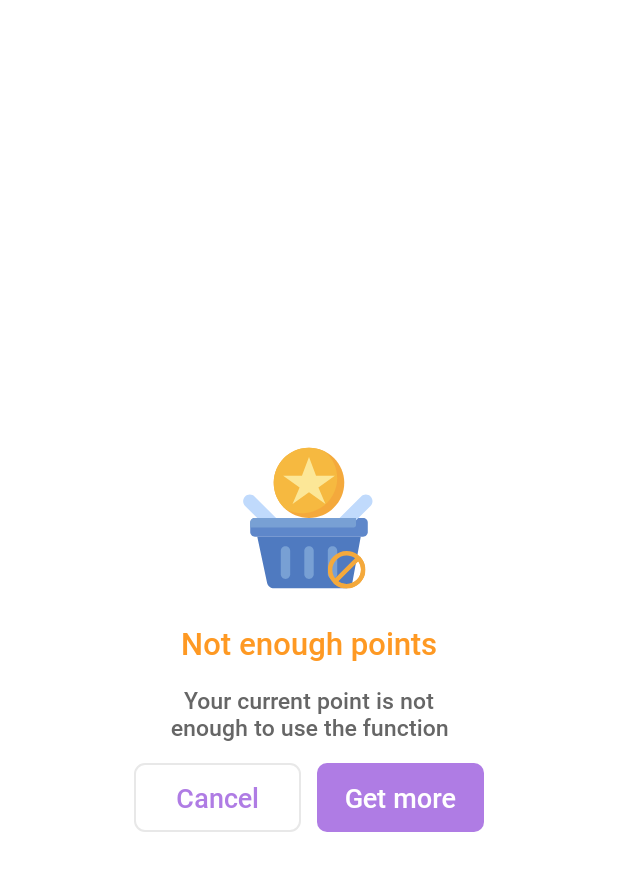
After one commit to meoit9x/product_fake_chat, an Android app: the layout dialog_enough_point.xml on its own in the app's theme, with its tools: preview values and no code run, on a phone screen of 412 x 824 dp. The commit adds this screen. Shown: the top 871 px of the screen. Run offline under Robolectric (Android 15) with nearby library versions, the phone set to English and light mode, and no system bars; Roboto replaces fonts that are not available here.

Commit message:
update coin

```diff
--- a/app/src/main/java/nat/pink/base/adapter/AdapterCoin.java
+++ b/app/src/main/java/nat/pink/base/adapter/AdapterCoin.java
@@ -78,6 +78,7 @@ public class AdapterCoin extends RecyclerView.Adapter<AdapterCoin.ViewHolder> {
         Matrix matrix = new Matrix();
         textShader.setLocalMatrix(matrix);
         binding.txtTotalCoin.getPaint().setShader(textShader);
+        binding.txtTotalCoin.setSelected(true);
     }
 
     @Override
--- /dev/null
+++ b/app/src/main/java/nat/pink/base/dialog/DialogEnoughPoints.java
@@ -0,0 +1,56 @@
+package nat.pink.base.dialog;
+
+import android.app.Dialog;
+import android.content.Context;
+import android.graphics.Color;
+import android.graphics.drawable.ColorDrawable;
+import android.os.Bundle;
+import android.view.Gravity;
+import android.view.ViewGroup;
+import android.view.Window;
+import android.view.WindowManager;
+
+import androidx.annotation.NonNull;
+import androidx.core.util.Consumer;
+import androidx.recyclerview.widget.GridLayoutManager;
+
+import java.util.ArrayList;
+import java.util.List;
+
+import nat.pink.base.R;
+import nat.pink.base.adapter.AdapterChangeColor;
+import nat.pink.base.databinding.DialogChangeColorBinding;
+import nat.pink.base.databinding.DialogEnoughPointBinding;
+
+public class DialogEnoughPoints extends Dialog {
+
+    public DialogEnoughPoints(@NonNull Context context, Consumer<Object> consumer) {
+        super(context);
+        this.consumer = consumer;
+        this.context = context;
+    }
+
+    private DialogEnoughPointBinding binding;
+    private Consumer<Object> consumer;
+    private Context context;
+    private AdapterChangeColor adapterChangeColor;
+
+    @Override
+    protected void onCreate(Bundle savedInstanceState) {
+        super.onCreate(savedInstanceState);
+        requestWindowFeature(Window.FEATURE_NO_TITLE);
+        getWindow().setBackgroundDrawable(new ColorDrawable(Color.TRANSPARENT));
+        getWindow().setLayout(ViewGroup.LayoutParams.MATCH_PARENT, ViewGroup.LayoutParams.WRAP_CONTENT);
+        getWindow().setGravity(Gravity.CENTER);
+        getWindow().setSoftInputMode(WindowManager.LayoutParams.SOFT_INPUT_ADJUST_RESIZE);
+
+        binding = DialogEnoughPointBinding.inflate(getLayoutInflater());
+        setContentView(binding.getRoot());
+
+        binding.txtClose.setOnClickListener(view -> dismiss());
+        binding.txtDone.setOnClickListener(view -> {
+            consumer.accept(new Object());
+            dismiss();
+        });
+    }
+}
--- a/app/src/main/java/nat/pink/base/ui/home/HomeFragment.java
+++ b/app/src/main/java/nat/pink/base/ui/home/HomeFragment.java
@@ -26,6 +26,7 @@ import java.util.Calendar;
 
 import nat.pink.base.base.App;
 import nat.pink.base.databinding.HomeFragmentBinding;
+import nat.pink.base.dialog.DialogEnoughPoints;
 import nat.pink.base.model.ResponseDevice;
 import nat.pink.base.ui.MainActivity;
 import nat.pink.base.dao.DatabaseController;
@@ -108,19 +109,28 @@ public class HomeFragment extends BaseFragment<HomeFragmentBinding, HomeViewMode
                         startActivity(intent);
                         break;
                     case Const.KEY_ADS_VIDEO_CALL:
+                        if (checkPointEnough(200)){
+                            getViewModel().updatePoint(requestAPI, Utils.deviceId(requireContext()), 2, 200);
                             addFragment(new VideoFragment(user, o -> {
                                 updateCountdown(Const.KEY_ADS_VIDEO_CALL);
                             }), VideoFragment.TAG);
+                        }
                         break;
                     case Const.KEY_ADS_VOICE_CALL:
+                        if (checkPointEnough(100)) {
+                            getViewModel().updatePoint(requestAPI, Utils.deviceId(requireContext()), 2, 100);
                             addFragment(new CallFragment(user, o -> {
                                 updateCountdown(Const.KEY_ADS_VOICE_CALL);
                             }), VideoFragment.TAG);
+                        }
                         break;
                     case Const.KEY_ADS_NOTIFICATION:
+                        if(checkPointEnough(300)) {
+                            getViewModel().updatePoint(requestAPI, Utils.deviceId(requireContext()), 2, 300);
                             addFragment(new NotificationFragment(user, o -> {
                                 updateCountdown(Const.KEY_ADS_NOTIFICATION);
                             }), VideoFragment.TAG);
+                        }
                         break;
                 }
             }
@@ -189,6 +199,17 @@ public class HomeFragment extends BaseFragment<HomeFragmentBinding, HomeViewMode
         // createBannerAd(Const.KEY_ADS_HOME,binding.frAdsHome);
     }
 
+    private boolean checkPointEnough(int point) {
+        if(totalCoin - point < 0) {
+            new DialogEnoughPoints(requireContext(), o -> {
+                addFragment(new FaqFragment(true), FaqFragment.TAG);
+            }).show();
+            return false;
+        } else {
+            return true;
+        }
+    }
+
     @Override
     protected void initData() {
         super.initData();
@@ -227,6 +248,7 @@ public class HomeFragment extends BaseFragment<HomeFragmentBinding, HomeViewMode
         getViewModel().updateCoin.observe(this, responseUpdatePoint -> {
             if (responseUpdatePoint.getStatus() == 1) {
                 PreferenceUtil.saveString(requireContext(), PreferenceUtil.KEY_TOTAL_COIN, String.valueOf(responseUpdatePoint.getPoints()));
+                checkShowPresent();
             }
         });
 
@@ -249,7 +271,7 @@ public class HomeFragment extends BaseFragment<HomeFragmentBinding, HomeViewMode
                         PreferenceUtil.saveLong(requireContext(), PreferenceUtil.KEY_PRESENT, System.currentTimeMillis());
                         dialogCountdownTime.setTimeAndTitle(0L, Const.KEY_ADS_PRESENT_EVERYDAY);
                         dialogCountdownTime.show();
-                        getViewModel().updatePoint(requestAPI, Utils.deviceId(requireContext()), 1, 200);
+                        getViewModel().updatePoint(requestAPI, Utils.deviceId(requireContext()), 1, 300);
                     });
                 });
             } else {
@@ -259,7 +281,7 @@ public class HomeFragment extends BaseFragment<HomeFragmentBinding, HomeViewMode
                             PreferenceUtil.saveLong(requireContext(), PreferenceUtil.KEY_PRESENT_EVERYDAY, System.currentTimeMillis());
                             dialogCountdownTime.setTimeAndTitle(0L, Const.KEY_ADS_PRESENT_EVERYDAY);
                             dialogCountdownTime.show();
-                            getViewModel().updatePoint(requestAPI, Utils.deviceId(requireContext()), 1, 200);
+                            getViewModel().updatePoint(requestAPI, Utils.deviceId(requireContext()), 1, 300);
                         });
                     });
                 } else {
--- a/app/src/main/java/nat/pink/base/ui/setting/FaqFragment.java
+++ b/app/src/main/java/nat/pink/base/ui/setting/FaqFragment.java
@@ -16,10 +16,17 @@ public class FaqFragment extends BaseFragment<FragmentFaqBinding, HomeViewModel>
 
     public static final String TAG = "FaqFragment";
     private List<ObjectFaq> faqList = new ArrayList<>();
+    private boolean morePoint = false;
 
     @Override
     protected HomeViewModel getViewModel() {
         return new ViewModelProvider(requireActivity()).get(HomeViewModel.class);
+    }
+
+    public FaqFragment() {}
+
+    public FaqFragment(boolean morePoint) {
+        this.morePoint = morePoint;
     }
 
     @Override
@@ -32,11 +39,12 @@ public class FaqFragment extends BaseFragment<FragmentFaqBinding, HomeViewModel>
         super.initData();
         binding.llTop.txtTitle.setText(getString(R.string.faq));
 
+        faqList.add(new ObjectFaq(getString(R.string.faq_5), getString(R.string.faq_des_5)));
+        faqList.add(new ObjectFaq(getString(R.string.faq_7), getString(R.string.faq_des_7)));
         faqList.add(new ObjectFaq(getString(R.string.faq_1), getString(R.string.faq_des_1)));
         faqList.add(new ObjectFaq(getString(R.string.faq_2), getString(R.string.faq_des_2)));
         faqList.add(new ObjectFaq(getString(R.string.faq_3), getString(R.string.faq_des_3)));
         faqList.add(new ObjectFaq(getString(R.string.faq_4), getString(R.string.faq_des_4)));
-        faqList.add(new ObjectFaq(getString(R.string.faq_5), getString(R.string.faq_des_5)));
         faqList.add(new ObjectFaq(getString(R.string.faq_6), getString(R.string.faq_des_6)));
 
         binding.listView.setGroupIndicator(null);
@@ -48,7 +56,7 @@ public class FaqFragment extends BaseFragment<FragmentFaqBinding, HomeViewModel>
     protected void initEvent() {
         super.initEvent();
         binding.llTop.ivBack.setOnClickListener(v -> backStackFragment());
-        binding.listView.expandGroup(0);
+        binding.listView.expandGroup(morePoint ? 1 : 0);
         binding.listView.setOnGroupExpandListener(groupPosition -> {});
 
         binding.listView.setOnGroupCollapseListener(groupPosition -> {});
--- /dev/null
+++ b/app/src/main/res/drawable/bg_button_violen8.xml
@@ -0,0 +1,7 @@
+<?xml version="1.0" encoding="utf-8"?>
+<selector xmlns:android="http://schemas.android.com/apk/res/android">
+    <item android:drawable="@drawable/bg_violen8" android:state_focused="true" android:state_pressed="false" />
+    <item android:drawable="@drawable/bg_violent8_select" android:state_focused="true" android:state_pressed="true" />
+    <item android:drawable="@drawable/bg_violent8_select" android:state_focused="false" android:state_pressed="true" />
+    <item android:drawable="@drawable/bg_violen8" />
+</selector>
--- /dev/null
+++ b/app/src/main/res/drawable/bg_violen8.xml
@@ -0,0 +1,5 @@
+<?xml version="1.0" encoding="utf-8"?>
+<shape xmlns:android="http://schemas.android.com/apk/res/android">
+    <corners android:radius="@dimen/_5sdp" />
+    <solid android:color="#AF7CE4" />
+</shape>
--- /dev/null
+++ b/app/src/main/res/drawable/bg_violent8_select.xml
@@ -0,0 +1,5 @@
+<?xml version="1.0" encoding="utf-8"?>
+<shape xmlns:android="http://schemas.android.com/apk/res/android">
+    <corners android:radius="@dimen/_5sdp" />
+    <solid android:color="#A86CE6" />
+</shape>
--- /dev/null
+++ b/app/src/main/res/drawable/ic_enought_point.xml
@@ -0,0 +1,49 @@
+<vector xmlns:android="http://schemas.android.com/apk/res/android"
+    android:width="101dp"
+    android:height="100dp"
+    android:viewportWidth="101"
+    android:viewportHeight="100">
+  <path
+      android:pathData="M86.44,50H14.56C12.84,50 11.44,51.4 11.44,53.13V59.38C11.44,61.1 12.84,62.5 14.56,62.5H86.44C88.16,62.5 89.56,61.1 89.56,59.38V53.13C89.56,51.4 88.16,50 86.44,50Z"
+      android:fillColor="#5E87CA"/>
+  <path
+      android:pathData="M84.88,62.5L79.32,93.03C79.13,94.11 78.56,95.08 77.72,95.78C76.88,96.49 75.82,96.87 74.72,96.88H27.22C26.14,96.88 25.1,96.51 24.27,95.83C23.43,95.15 22.86,94.21 22.63,93.16L16.13,62.5"
+      android:fillColor="#4F7AC0"/>
+  <path
+      android:pathData="M20.81,54.69L8.04,41.92C7.63,41.51 7.31,41.02 7.09,40.48C6.86,39.95 6.75,39.37 6.75,38.79C6.75,37.62 7.22,36.5 8.04,35.67C8.87,34.84 10,34.38 11.17,34.38C11.75,34.37 12.32,34.49 12.86,34.71C13.4,34.93 13.88,35.26 14.29,35.67L33.31,54.69"
+      android:fillColor="#C0DAFC"/>
+  <path
+      android:pathData="M78.63,54.69L91.39,41.92C91.8,41.51 92.13,41.02 92.35,40.48C92.57,39.95 92.69,39.37 92.69,38.79C92.69,38.21 92.57,37.64 92.35,37.1C92.13,36.57 91.8,36.08 91.39,35.67C90.98,35.26 90.5,34.93 89.96,34.71C89.42,34.49 88.85,34.38 88.27,34.38C87.69,34.37 87.11,34.49 86.58,34.71C86.04,34.93 85.55,35.26 85.14,35.67L66.13,54.69"
+      android:fillColor="#C0DAFC"/>
+  <path
+      android:pathData="M53.63,71.88C53.63,70.15 52.23,68.75 50.5,68.75C48.77,68.75 47.38,70.15 47.38,71.88V87.5C47.38,89.23 48.77,90.63 50.5,90.63C52.23,90.63 53.63,89.23 53.63,87.5V71.88Z"
+      android:fillColor="#78A0D4"/>
+  <path
+      android:pathData="M69.25,71.88C69.25,70.15 67.85,68.75 66.13,68.75C64.4,68.75 63,70.15 63,71.88V87.5C63,89.23 64.4,90.63 66.13,90.63C67.85,90.63 69.25,89.23 69.25,87.5V71.88Z"
+      android:fillColor="#78A0D4"/>
+  <path
+      android:pathData="M38,71.88C38,70.15 36.6,68.75 34.88,68.75C33.15,68.75 31.75,70.15 31.75,71.88V87.5C31.75,89.23 33.15,90.63 34.88,90.63C36.6,90.63 38,89.23 38,87.5V71.88Z"
+      android:fillColor="#78A0D4"/>
+  <path
+      android:pathData="M50.5,50C63.44,50 73.94,39.51 73.94,26.56C73.94,13.62 63.44,3.13 50.5,3.13C37.56,3.13 27.06,13.62 27.06,26.56C27.06,39.51 37.56,50 50.5,50Z"
+      android:fillColor="#F4A93C"/>
+  <path
+      android:pathData="M69.25,23.44C69.25,20.06 68.52,16.72 67.11,13.65C65.69,10.58 63.63,7.85 61.06,5.66C55.95,3.07 50.07,2.45 44.53,3.9C38.99,5.36 34.18,8.79 31,13.55C27.82,18.32 26.5,24.08 27.28,29.76C28.07,35.43 30.9,40.62 35.25,44.34C38.83,46.15 42.8,47.02 46.8,46.86C50.8,46.69 54.69,45.5 58.11,43.41C61.52,41.31 64.33,38.37 66.28,34.88C68.23,31.38 69.26,27.44 69.25,23.44Z"
+      android:fillColor="#F6B940"/>
+  <path
+      android:pathData="M50.5,32.81L61.44,40.63L56.75,29.69L67.69,21.88H55.19L50.5,9.38L45.81,21.88H33.31L44.25,29.69L39.56,40.63L50.5,32.81Z"
+      android:fillColor="#FCE797"/>
+  <path
+      android:pathData="M81.75,54.69V50H14.56C13.73,50 12.94,50.33 12.35,50.92C11.77,51.5 11.44,52.3 11.44,53.13V56.25H80.19C80.6,56.25 81,56.09 81.29,55.79C81.59,55.5 81.75,55.1 81.75,54.69Z"
+      android:fillColor="#78A0D4"/>
+  <group>
+    <clip-path
+        android:pathData="M63,72h25v25h-25z"/>
+    <path
+        android:pathData="M85.27,76.81C84.99,76.41 84.66,76.05 84.3,75.7C83.95,75.34 83.59,75.01 83.19,74.73C81.01,72.99 78.33,72 75.5,72C72.17,72 69.05,73.34 66.7,75.7C64.34,78.05 63,81.17 63,84.5C63,87.34 63.99,90.02 65.73,92.21C66.02,92.59 66.34,92.95 66.7,93.3C67.05,93.66 67.41,93.98 67.79,94.27C69.98,96.01 72.66,97 75.5,97C78.83,97 81.95,95.66 84.3,93.3C86.66,90.95 88,87.83 88,84.5C88,81.67 87.01,78.99 85.27,76.81ZM65.98,84.5C65.98,81.95 66.97,79.56 68.76,77.76C70.56,75.97 72.95,74.98 75.5,74.98C77.55,74.98 79.5,75.62 81.11,76.81L67.82,90.11C66.62,88.5 65.98,86.55 65.98,84.5ZM82.24,91.24C80.44,93.03 78.05,94.02 75.5,94.02C73.45,94.02 71.5,93.38 69.89,92.18L83.19,78.89C84.38,80.5 85.02,82.45 85.02,84.5C85.02,87.05 84.03,89.44 82.24,91.24Z"
+        android:fillColor="#F4A93C"/>
+    <path
+        android:pathData="M67.79,94.27C69.98,96.01 72.66,97 75.5,97C78.83,97 81.95,95.66 84.3,93.3C86.66,90.95 88,87.83 88,84.5C88,81.67 87.01,78.99 85.27,76.81C84.99,76.41 84.66,76.05 84.3,75.7L66.7,93.3C67.05,93.66 67.41,93.98 67.79,94.27ZM83.19,78.89C84.38,80.5 85.02,82.45 85.02,84.5C85.02,87.05 84.03,89.44 82.24,91.24C80.44,93.03 78.05,94.02 75.5,94.02C73.45,94.02 71.5,93.38 69.89,92.18L83.19,78.89Z"
+        android:fillColor="#F4A93C"/>
+  </group>
+</vector>
--- /dev/null
+++ b/app/src/main/res/layout/dialog_enough_point.xml
@@ -0,0 +1,111 @@
+<?xml version="1.0" encoding="utf-8"?>
+<androidx.constraintlayout.widget.ConstraintLayout xmlns:android="http://schemas.android.com/apk/res/android"
+    xmlns:app="http://schemas.android.com/apk/res-auto"
+    android:layout_width="match_parent"
+    android:layout_height="wrap_content"
+    android:layout_gravity="center"
+    android:layout_margin="50dp"
+    android:background="@color/transparent"
+    android:orientation="vertical"
+    android:paddingVertical="@dimen/_17sdp">
+
+    <androidx.constraintlayout.widget.ConstraintLayout
+        app:layout_constraintTop_toTopOf="parent"
+        android:layout_width="match_parent"
+        android:layout_height="wrap_content"
+        android:layout_margin="20dp"
+        android:paddingHorizontal="@dimen/_15sdp"
+        android:paddingBottom="@dimen/_5sdp"
+        android:background="@drawable/bg_white_corner_8"
+        android:orientation="vertical">
+
+        <androidx.constraintlayout.utils.widget.ImageFilterView
+            android:id="@+id/tv_title"
+            android:layout_width="wrap_content"
+            android:layout_height="wrap_content"
+            android:text="@string/note"
+            android:textColor="@color/color_212121"
+            android:gravity="center"
+            android:layout_marginTop="@dimen/_20sdp"
+            android:src="@drawable/ic_enought_point"
+            app:layout_constraintEnd_toEndOf="parent"
+            app:layout_constraintStart_toStartOf="parent"
+            app:layout_constraintLeft_toLeftOf="parent"
+            app:layout_constraintTop_toTopOf="parent" />
+
+        <nat.pink.base.custom.view.ExtTextView
+            android:id="@+id/tv_time"
+            android:layout_width="match_parent"
+            android:layout_height="wrap_content"
+            android:gravity="center"
+            android:layout_marginTop="@dimen/_15sdp"
+            android:layout_marginHorizontal="@dimen/_10sdp"
+            android:textSize="@dimen/_16sdp"
+            android:textColor="@color/color_FE9923"
+            android:text="@string/not_enough_points"
+            android:fontFamily="@font/sf_bold"
+            app:layout_constraintEnd_toEndOf="parent"
+            app:layout_constraintStart_toStartOf="parent"
+            app:layout_constraintLeft_toLeftOf="parent"
+            app:layout_constraintTop_toBottomOf="@+id/tv_title" />
+
+        <nat.pink.base.custom.view.ExtTextView
+            android:id="@+id/tv_msg"
+            android:layout_width="match_parent"
+            android:layout_height="wrap_content"
+            android:gravity="center"
+            android:layout_marginTop="@dimen/_10sdp"
+            android:layout_marginHorizontal="@dimen/_10sdp"
+            android:text="@string/not_enough_points_des"
+            android:textSize="@dimen/_12sdp"
+            android:textColor="@color/color_666666"
+            app:layout_constraintEnd_toEndOf="parent"
+            app:layout_constraintStart_toStartOf="parent"
+            app:layout_constraintLeft_toLeftOf="parent"
+            app:layout_constraintTop_toBottomOf="@+id/tv_time" />
+
+        <androidx.appcompat.widget.LinearLayoutCompat
+            android:layout_width="match_parent"
+            android:layout_height="wrap_content"
+            android:orientation="horizontal"
+            android:layout_marginVertical="@dimen/_10sdp"
+            app:layout_constraintBottom_toBottomOf="parent"
+            app:layout_constraintLeft_toLeftOf="parent"
+            app:layout_constraintRight_toRightOf="parent"
+            app:layout_constraintTop_toBottomOf="@+id/tv_msg">
+
+            <nat.pink.base.custom.view.ExtTextView
+                android:id="@+id/txt_close"
+                android:layout_width="match_parent"
+                android:layout_height="wrap_content"
+                android:layout_marginEnd="@dimen/_4sdp"
+                android:layout_weight="1"
+                android:background="@drawable/bg_button_gray8"
+                android:gravity="center"
+                android:layout_gravity="center"
+                android:paddingVertical="@dimen/_8sdp"
+                android:paddingHorizontal="@dimen/_15sdp"
+                android:text="@string/cancel"
+                android:textColor="@color/color_AF7CE4"
+                android:textSize="@dimen/_14sdp" />
+
+            <nat.pink.base.custom.view.ExtTextView
+                android:id="@+id/txt_done"
+                android:layout_width="match_parent"
+                android:layout_height="wrap_content"
+                android:layout_marginStart="@dimen/_4sdp"
+                android:layout_weight="1"
+                android:background="@drawable/bg_button_violen8"
+                android:gravity="center"
+                android:paddingVertical="@dimen/_8sdp"
+                android:paddingHorizontal="@dimen/_10sdp"
+                android:layout_gravity="center"
+                android:text="@string/get_more"
+                android:textColor="@color/white"
+                android:textSize="@dimen/_14sdp" />
+
+        </androidx.appcompat.widget.LinearLayoutCompat>
+
+    </androidx.constraintlayout.widget.ConstraintLayout>
+
+</androidx.constraintlayout.widget.ConstraintLayout>
--- a/app/src/main/res/layout/item_coin_rank.xml
+++ b/app/src/main/res/layout/item_coin_rank.xml
@@ -67,8 +67,10 @@
                 android:drawableStart="@drawable/ic_coin_rank"
                 android:drawablePadding="@dimen/_5sdp"
                 android:ellipsize="marquee"
+                android:marqueeRepeatLimit="marquee_forever"
+                android:scrollHorizontally="true"
+                android:singleLine="true"
                 android:maxWidth="@dimen/_80sdp"
-                android:maxLines="1"
                 android:paddingHorizontal="@dimen/_10sdp"
                 android:textSize="@dimen/_14sdp"
                 app:layout_constraintBottom_toBottomOf="parent"
--- a/app/src/main/res/values/strings.xml
+++ b/app/src/main/res/values/strings.xml
@@ -338,6 +338,7 @@ Have suggestions? Please, feel free to reach us at support@realink.dev
     <string name="faq_des_4">No, we do not impose a limit on the number of fake calls, fake messages, or fake video calls that can be created. Instead, we have implemented a scoring mechanism. By using your existing points, you can utilize our corresponding features. The fake message function can be used without any limits. However, for the fake calls or video calls, you will need to spend \'Points\' to create them. Similarly, for the fake notification feature, it is a highly effective function, so it requires more points to use.</string>
     <string name="faq_des_5">To enhance excitement and fairness in gift-giving, we have implemented a scoring mechanism for each member using the app. You will use points to utilize our features. Each feature will consume a certain number of points when used. You can earn points by daily logins or by watching rewarded advertisements. Don\'t forget to accumulate more points to increase your ranking on the leaderboard, where you will receive exciting monthly perks and benefits.</string>
     <string name="faq_des_6">The leaderboard will display your ranking based on your \'Points\' compared to other users. The higher your points, the higher your ranking, and vice versa. Those who achieve high rankings (top 1–3) will receive valuable rewards at the end of each month. The rewards may include additional points or vouchers for our premium ad-free package.</string>
+    <string name="faq_des_7">There are 3 ways to earn Points:\nMethod 1: Daily login + 300 points\nMethod 2: Watch rewarded advertisements (appear every 3 minutes on the home screen) + 100 points per view\nMethod 3: Achieve a high ranking in the monthly leaderboard\nMethod 4: Purchase a Purchase package (coming soon)</string>
 
     <string name="faq_1">How to use the fake messenger message function?</string>
     <string name="faq_2">Does the application support fake video calls?</string>
@@ -345,6 +346,7 @@ Have suggestions? Please, feel free to reach us at support@realink.dev
     <string name="faq_4">Is there a limit to the number of fake calls, fake messages, or fake video calls in the application?</string>
     <string name="faq_5">What are the \'Points\' in this application?</string>
     <string name="faq_6">What is the leaderboard?</string>
+    <string name="faq_7">How to get more points?</string>
 
     <string name="title_privacy">Demo text heading privacy</string>
     <string name="content_privacy">
@@ -446,5 +448,8 @@ I will notify you of any changes by posting the new Privacy Policy on this page.
     <string name="what_are_point_ranking">What are Poin Rankings?</string>
     <string name="what_are_point_ranking_des">Top poin of the month will get 80% off Buy package without ads on the app and many other attractive gifts</string>
     <string name="id_user">ID: %s</string>
+    <string name="get_more">Get more</string>
+    <string name="not_enough_points">Not enough points</string>
+    <string name="not_enough_points_des">Your current point is not enough to use the function</string>
 
 </resources>
```
Also changed, not shown: 10 other files. Lines whose indentation alone changed are shown as unchanged.
